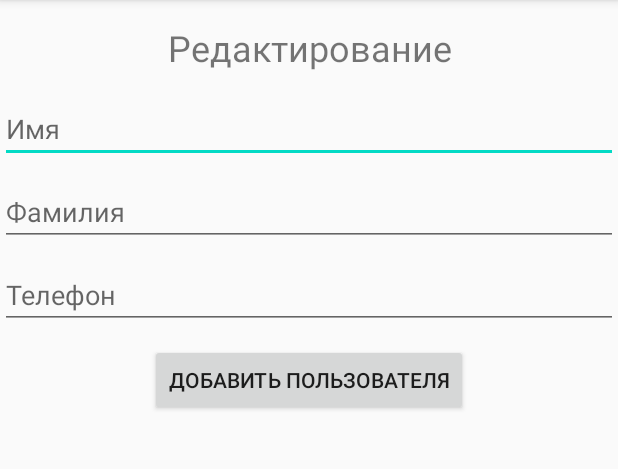
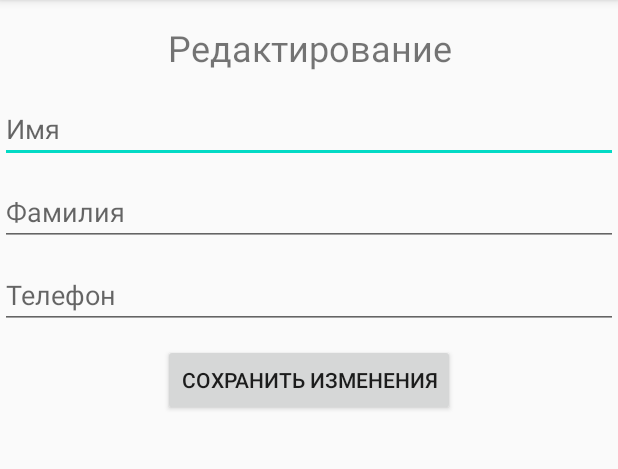
Before and after one commit to Eztekto/edu_988_list, an Android app: the EditActivity screen opened directly, with no data from a screen before it, on a phone screen of 412 x 824 dp, the part 84-553 px from its top. Run offline under Robolectric (Android 15) with nearby library versions, the phone set to English and light mode, and no system bars; 3 statements that could not run were skipped.

Commit message:
Новая надпись на кнопке

```diff
--- a/app/src/main/res/layout/activity_edit.xml
+++ b/app/src/main/res/layout/activity_edit.xml
@@ -46,6 +46,6 @@
         android:layout_width="wrap_content"
         android:layout_height="wrap_content"
         android:layout_gravity="center"
-        android:text="@string/add_user_btn" />
+        android:text="@string/save_user_btn" />
 
 </LinearLayout>
```
